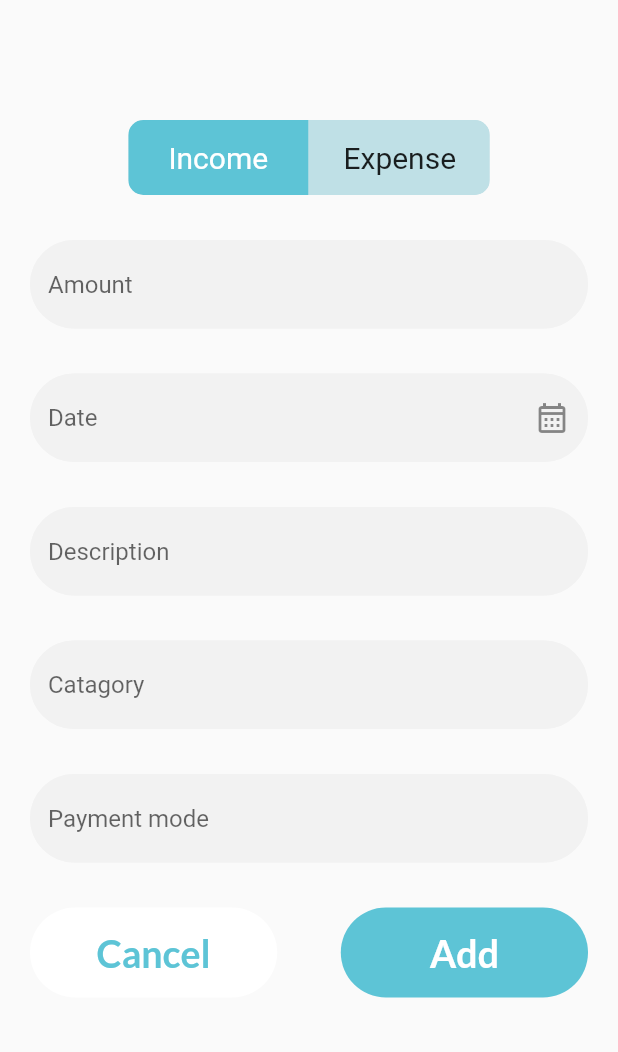
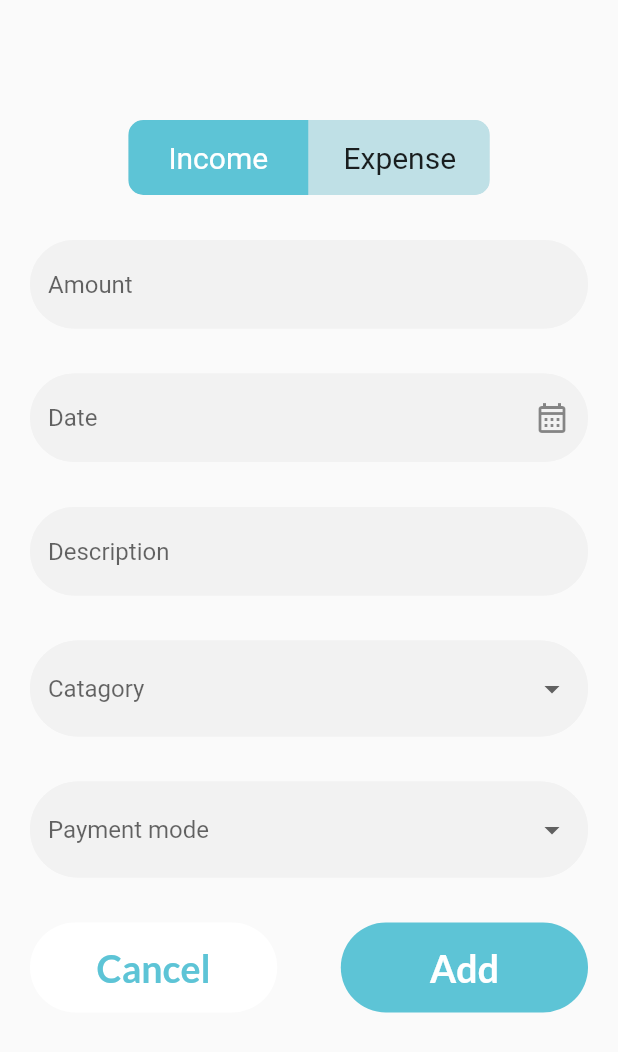
Before and after one commit to nashvak/expense_tracker, a Flutter app: the ScreenAddTransaction screen opened by its route, on a phone screen of 412 x 824 dp. Shown: the top 1052 px of the screen. Run offline on Flutter 3.47's test engine with Material 2 defaults, Android fonts, the phone set to English and light mode, and no system bars; drawn by our look-alikes of toggle_switch; our stand-ins replace curved_navigation_bar, get, google_fonts, hive, hive_flutter, shared_preferences; accounts and stored records are empty.

Commit message:
dropdown created

```diff
--- a/lib/view/transaction/add_transaction.dart
+++ b/lib/view/transaction/add_transaction.dart
@@ -6,14 +6,44 @@ import 'package:toggle_switch/toggle_switch.dart';
 import '../../constatnts/custom_widgets/common/sizedbox.dart';
 import '../../constatnts/custom_widgets/login&signup/textfield.dart';
 
-class ScreenAddTransaction extends StatelessWidget {
+class ScreenAddTransaction extends StatefulWidget {
   ScreenAddTransaction({super.key});
+
+  @override
+  State<ScreenAddTransaction> createState() => _ScreenAddTransactionState();
+}
+
+class _ScreenAddTransactionState extends State<ScreenAddTransaction> {
   final formkey = GlobalKey<FormState>();
+
   final amountController = TextEditingController();
+
   final dateController = TextEditingController();
+
   final descriptionController = TextEditingController();
+
   final catagoryController = TextEditingController();
+
   final paymentController = TextEditingController();
+  String? selectedCatagory = null;
+  String? selectedPaymentMode = null;
+
+  List<DropdownMenuItem<String>> get catagory {
+    List<DropdownMenuItem<String>> menuItems = [
+      DropdownMenuItem(child: Text("Income"), value: "income"),
+      DropdownMenuItem(child: Text("Expense"), value: "expense"),
+    ];
+    return menuItems;
+  }
+
+  List<DropdownMenuItem<String>> get paymentmode {
+    List<DropdownMenuItem<String>> menuItems = [
+      DropdownMenuItem(child: Text("By Cash"), value: "cash"),
+      DropdownMenuItem(child: Text("By Bank"), value: "bank"),
+    ];
+    return menuItems;
+  }
+
   @override
   Widget build(BuildContext context) {
     return Scaffold(
@@ -69,26 +99,59 @@ class ScreenAddTransaction extends StatelessWidget {
                 title: 'Description',
               ),
               height30,
-              CustomTextField(
-                obscure: false,
-                validator: (value) {
-                  return null;
-                },
-                controller: catagoryController,
-                title: 'Catagory',
-              ),
+              DropdownButtonFormField(
+                  hint: Text('Catagory '),
+                  decoration: InputDecoration(
+                    enabledBorder: OutlineInputBorder(
+                      borderSide:
+                          BorderSide(color: Appcolor.tertiaryColor, width: 1),
+                      borderRadius: BorderRadius.circular(50),
+                    ),
+                    focusedBorder: OutlineInputBorder(
+                      borderSide:
+                          BorderSide(color: Appcolor.tertiaryColor, width: 1),
+                      borderRadius: BorderRadius.circular(50),
+                    ),
+                    filled: true,
+                    fillColor: Appcolor.tertiaryColor,
+                  ),
+                  validator: (value) =>
+                      value == null ? "Select Catagory" : null,
+                  dropdownColor: Appcolor.tertiaryColor,
+                  value: selectedCatagory,
+                  onChanged: (String? newValue) {
+                    setState(() {
+                      selectedCatagory = newValue!;
+                    });
+                  },
+                  items: catagory),
               height30,
-              CustomTextField(
-                obscure: false,
-                controller: paymentController,
-                validator: (value) {
-                  return null;
-                },
-                title: 'Payment mode',
-              ),
-              // DropdownButton(items: [], onChanged: ((value) {
-
-              // })),
+              DropdownButtonFormField(
+                  hint: Text('Payment mode '),
+                  decoration: InputDecoration(
+                    enabledBorder: OutlineInputBorder(
+                      borderSide:
+                          BorderSide(color: Appcolor.tertiaryColor, width: 1),
+                      borderRadius: BorderRadius.circular(50),
+                    ),
+                    focusedBorder: OutlineInputBorder(
+                      borderSide:
+                          BorderSide(color: Appcolor.tertiaryColor, width: 1),
+                      borderRadius: BorderRadius.circular(50),
+                    ),
+                    filled: true,
+                    fillColor: Appcolor.tertiaryColor,
+                  ),
+                  validator: (value) =>
+                      value == null ? "Select Payment mode" : null,
+                  dropdownColor: Appcolor.tertiaryColor,
+                  value: selectedPaymentMode,
+                  onChanged: (String? newValue) {
+                    setState(() {
+                      selectedPaymentMode = newValue!;
+                    });
+                  },
+                  items: paymentmode),
               height30,
               Row(
                 mainAxisAlignment: MainAxisAlignment.spaceBetween,
```
